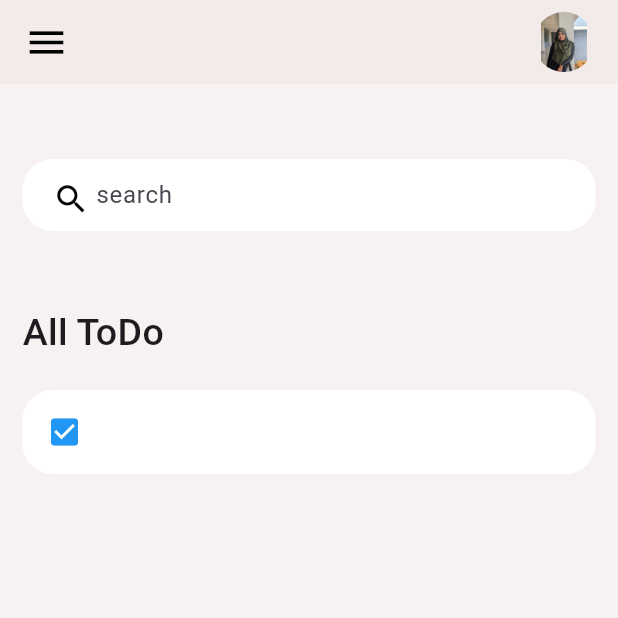
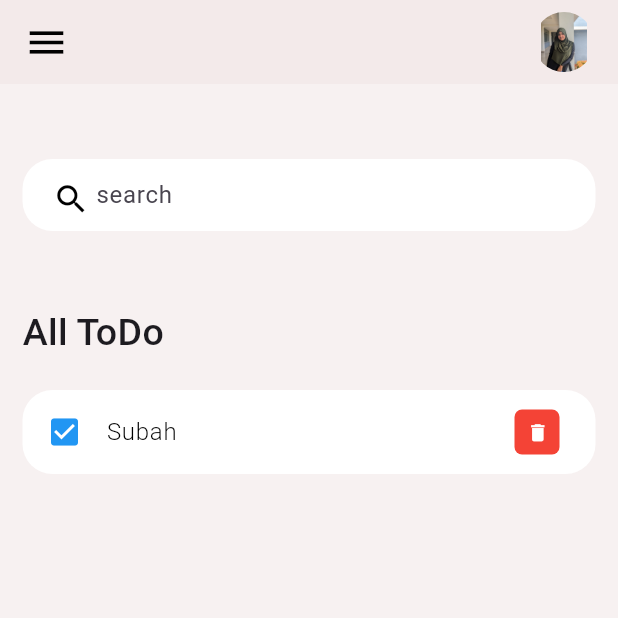
Before and after one commit to Faishana/ToDo_App, a Flutter app: the screen it shows after launch, on a phone screen of 412 x 824 dp, the top half of it. Run offline on Flutter 3.47's test engine with Material 3 defaults, Android fonts, the phone set to English and light mode, and no system bars.

Commit message:
insert a icon

```diff
--- a/lib/screens/home.dart
+++ b/lib/screens/home.dart
@@ -1,5 +1,5 @@
 import 'package:flutter/material.dart';
-import '../constance/colour.dart';
+import 'package:sample/constance/colour.dart';
 import '../widgets/ToDoBox.dart';
 
 class home extends StatelessWidget {
--- a/lib/widgets/ToDoBox.dart
+++ b/lib/widgets/ToDoBox.dart
@@ -17,6 +17,32 @@ class ToDoBox extends StatelessWidget {
         leading: const Icon(Icons.check_box,
         color: Colors.blue,
         ),
+        title: const Text('Subah',
+        style: TextStyle(
+          color: Colors.black,
+          fontWeight: FontWeight.w300,
+          //decoration: TextDecoration.lineThrough,   // If u want to make the text over a line we can use this widget
+        ),
+
+        ),
+        trailing: Container(
+          height: 30,
+          width: 30,
+          decoration: BoxDecoration(
+
+          color:Colors.red,
+          borderRadius: BorderRadius.circular(5),
+
+          ),
+          child: IconButton(
+            color: Colors.white,
+            iconSize: 15,
+            onPressed: (){
+              // If we need to check the click button was work or not
+
+              } ,
+            icon: Icon(Icons.delete)),
+        ),
       ),
     );
   }
```
